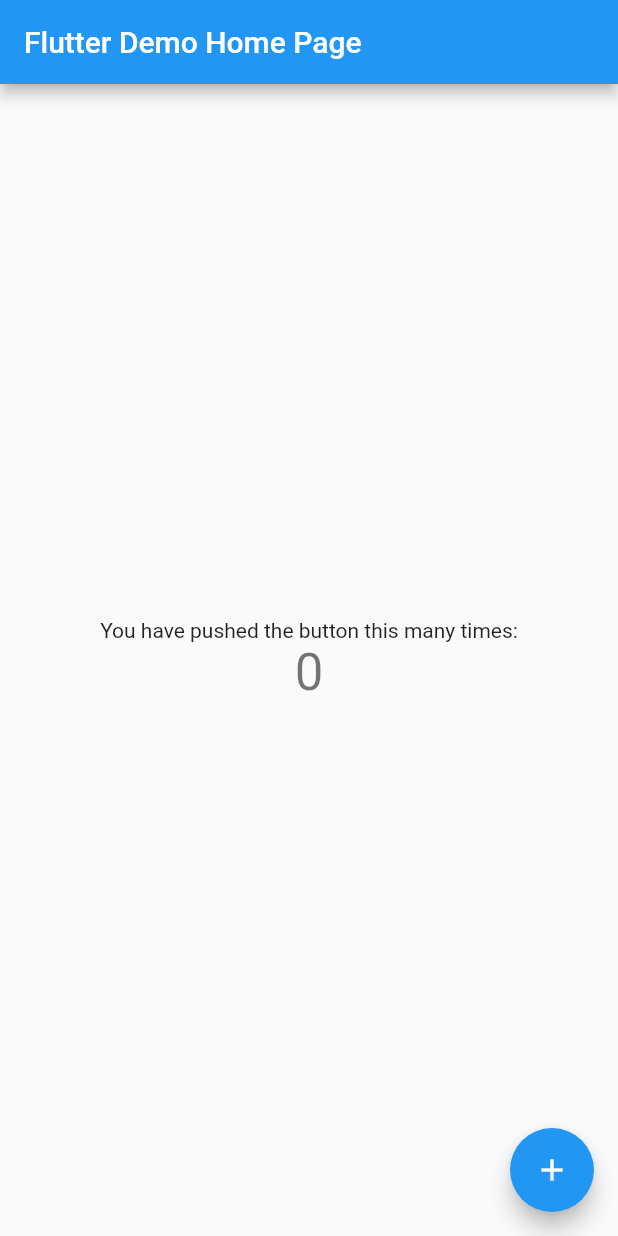
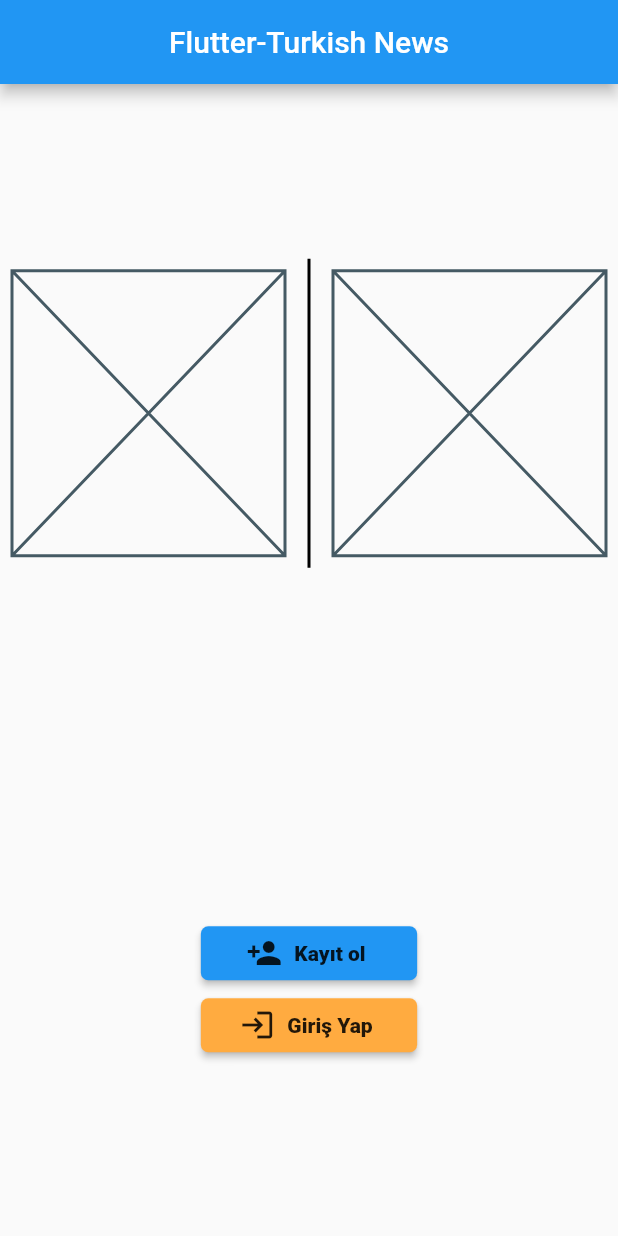
Before and after one commit to nafidurmus/flutter-turkish-news, a Flutter app: the screen it shows after launch, on a phone screen of 412 x 824 dp. Run offline on Flutter 3.47's test engine with Material 2 defaults, Android fonts, the phone set to English and light mode, and no system bars.

Commit message:
Added simple home page

```diff
--- a/lib/main.dart
+++ b/lib/main.dart
@@ -1,117 +1,21 @@
 import 'package:flutter/material.dart';
+
+import 'views/home_page.dart';
 
 void main() {
   runApp(MyApp());
 }
 
 class MyApp extends StatelessWidget {
-  // This widget is the root of your application.
   @override
   Widget build(BuildContext context) {
     return MaterialApp(
-      title: 'Flutter Demo',
+      title: 'Turkish News',
       theme: ThemeData(
-        // This is the theme of your application.
-        //
-        // Try running your application with "flutter run". You'll see the
-        // application has a blue toolbar. Then, without quitting the app, try
-        // changing the primarySwatch below to Colors.green and then invoke
-        // "hot reload" (press "r" in the console where you ran "flutter run",
-        // or simply save your changes to "hot reload" in a Flutter IDE).
-        // Notice that the counter didn't reset back to zero; the application
-        // is not restarted.
         primarySwatch: Colors.blue,
-        // This makes the visual density adapt to the platform that you run
-        // the app on. For desktop platforms, the controls will be smaller and
-        // closer together (more dense) than on mobile platforms.
         visualDensity: VisualDensity.adaptivePlatformDensity,
       ),
-      home: MyHomePage(title: 'Flutter Demo Home Page'),
+      home: HomePage(),
     );
   }
 }
-
-class MyHomePage extends StatefulWidget {
-  MyHomePage({Key key, this.title}) : super(key: key);
-
-  // This widget is the home page of your application. It is stateful, meaning
-  // that it has a State object (defined below) that contains fields that affect
-  // how it looks.
-
-  // This class is the configuration for the state. It holds the values (in this
-  // case the title) provided by the parent (in this case the App widget) and
-  // used by the build method of the State. Fields in a Widget subclass are
-  // always marked "final".
-
-  final String title;
-
-  @override
-  _MyHomePageState createState() => _MyHomePageState();
-}
-
-class _MyHomePageState extends State<MyHomePage> {
-  int _counter = 0;
-
-  void _incrementCounter() {
-    setState(() {
-      // This call to setState tells the Flutter framework that something has
-      // changed in this State, which causes it to rerun the build method below
-      // so that the display can reflect the updated values. If we changed
-      // _counter without calling setState(), then the build method would not be
-      // called again, and so nothing would appear to happen.
-      _counter++;
-    });
-  }
-
-  @override
-  Widget build(BuildContext context) {
-    // This method is rerun every time setState is called, for instance as done
-    // by the _incrementCounter method above.
-    //
-    // The Flutter framework has been optimized to make rerunning build methods
-    // fast, so that you can just rebuild anything that needs updating rather
-    // than having to individually change instances of widgets.
-    return Scaffold(
-      appBar: AppBar(
-        // Here we take the value from the MyHomePage object that was created by
-        // the App.build method, and use it to set our appbar title.
-        title: Text(widget.title),
-      ),
-      body: Center(
-        // Center is a layout widget. It takes a single child and positions it
-        // in the middle of the parent.
-        child: Column(
-          // Column is also a layout widget. It takes a list of children and
-          // arranges them vertically. By default, it sizes itself to fit its
-          // children horizontally, and tries to be as tall as its parent.
-          //
-          // Invoke "debug painting" (press "p" in the console, choose the
-          // "Toggle Debug Paint" action from the Flutter Inspector in Android
-          // Studio, or the "Toggle Debug Paint" command in Visual Studio Code)
-          // to see the wireframe for each widget.
-          //
-          // Column has various properties to control how it sizes itself and
-          // how it positions its children. Here we use mainAxisAlignment to
-          // center the children vertically; the main axis here is the vertical
-          // axis because Columns are vertical (the cross axis would be
-          // horizontal).
-          mainAxisAlignment: MainAxisAlignment.center,
-          children: <Widget>[
-            Text(
-              'You have pushed the button this many times:',
-            ),
-            Text(
-              '$_counter',
-              style: Theme.of(context).textTheme.headline4,
-            ),
-          ],
-        ),
-      ),
-      floatingActionButton: FloatingActionButton(
-        onPressed: _incrementCounter,
-        tooltip: 'Increment',
-        child: Icon(Icons.add),
-      ), // This trailing comma makes auto-formatting nicer for build methods.
-    );
-  }
-}
--- /dev/null
+++ b/lib/views/home_page.dart
@@ -0,0 +1,94 @@
+import 'package:flutter/material.dart';
+
+class HomePage extends StatefulWidget {
+  HomePage({Key key}) : super(key: key);
+
+  @override
+  _HomePageState createState() => _HomePageState();
+}
+
+class _HomePageState extends State<HomePage> {
+  @override
+  Widget build(BuildContext context) {
+    return Scaffold(
+      backgroundColor: Colors.grey[50],
+      appBar: AppBar(
+        title: Text('Flutter-Turkish News'),
+        centerTitle: true,
+      ),
+      body: Column(
+        mainAxisAlignment: MainAxisAlignment.spaceAround,
+        children: [
+          Row(
+            children: [
+              Expanded(
+                  child: SizedBox(
+                      height: MediaQuery.of(context).size.height * 0.25,
+                      child: Padding(
+                        padding: const EdgeInsets.all(8.0),
+                        child: Placeholder(),
+                      ))),
+              Container(
+                  height: MediaQuery.of(context).size.height * 0.25,
+                  child: VerticalDivider(
+                    color: Colors.black,
+                    thickness: 2.0,
+                  )),
+              Expanded(
+                  child: SizedBox(
+                      height: MediaQuery.of(context).size.height * 0.25,
+                      child: Padding(
+                        padding: const EdgeInsets.all(8.0),
+                        child: Placeholder(),
+                      ))),
+            ],
+          ),
+          Column(
+            children: [
+              SizedBox(
+                width: MediaQuery.of(context).size.width * 0.35,
+                child: RaisedButton.icon(
+                  onPressed: () {
+                    print('kayit ol');
+                  },
+                  elevation: 2.0,
+                  shape: new RoundedRectangleBorder(
+                    borderRadius: new BorderRadius.circular(5.0),
+                  ),
+                  color: Colors.blue,
+                  icon: Icon(Icons.person_add),
+                  label: Text(
+                    "Kayıt ol",
+                    style: TextStyle(
+                      fontWeight: FontWeight.w900,
+                    ),
+                  ),
+                ),
+              ),
+              SizedBox(
+                width: MediaQuery.of(context).size.width * 0.35,
+                child: RaisedButton.icon(
+                  onPressed: () {
+                    print('giriş yap');
+                  },
+                  elevation: 2.0,
+                  shape: new RoundedRectangleBorder(
+                    borderRadius: new BorderRadius.circular(5.0),
+                  ),
+                  color: Colors.orangeAccent,
+                  icon: Icon(Icons.login),
+                  label: Text(
+                    "Giriş Yap",
+                    style: TextStyle(
+                      fontWeight: FontWeight.w900,
+                    ),
+                  ),
+                ),
+              ),
+            ],
+          ),
+        ],
+      ),
+    );
+  }
+}
```
Also changed, not shown: 1 other file.
